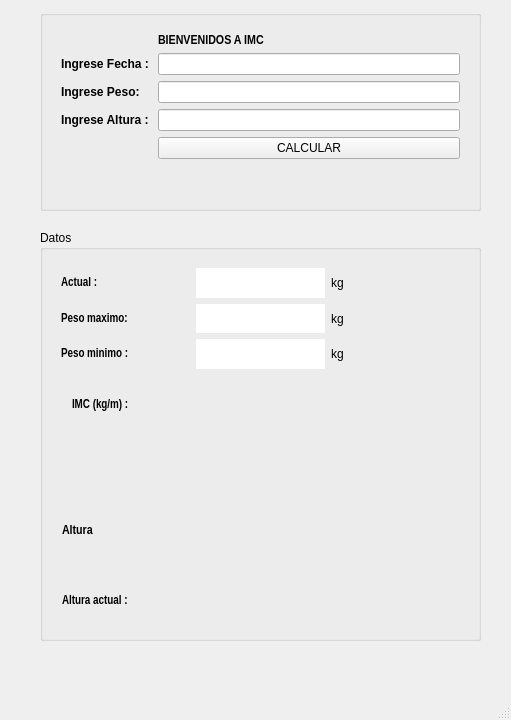
rainerpro/P59-EXAMEN-IMC, file imc.ui: the form before one commit.
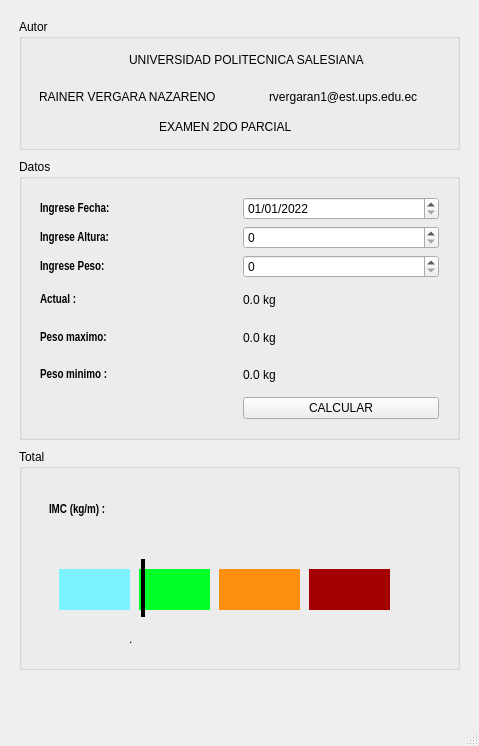
The form after the commit.

```diff
--- a/imc.ui
+++ b/imc.ui
@@ -6,110 +6,177 @@
    <rect>
     <x>0</x>
     <y>0</y>
-    <width>511</width>
-    <height>720</height>
+    <width>479</width>
+    <height>746</height>
    </rect>
   </property>
   <property name="windowTitle">
    <string>imc</string>
   </property>
   <widget class="QWidget" name="centralwidget">
+   <layout class="QGridLayout" name="gridLayout_4">
+    <item row="0" column="0">
    <widget class="QWidget" name="widget" native="true">
+      <widget class="QGroupBox" name="groupBox_2">
     <property name="geometry">
      <rect>
-      <x>20</x>
-      <y>0</y>
-      <width>481</width>
-      <height>671</height>
-     </rect>
-    </property>
-    <widget class="QGroupBox" name="groupBox">
-     <property name="geometry">
-      <rect>
-       <x>20</x>
-       <y>10</y>
+         <x>10</x>
+         <y>150</y>
        <width>441</width>
-       <height>201</height>
+         <height>281</height>
       </rect>
      </property>
      <property name="title">
-      <string/>
-     </property>
-     <layout class="QGridLayout" name="gridLayout_3">
+        <string>Datos </string>
+       </property>
+       <layout class="QGridLayout" name="gridLayout">
       <item row="0" column="0">
-       <widget class="QWidget" name="widget_6" native="true">
-        <layout class="QFormLayout" name="formLayout_3">
+         <widget class="QWidget" name="widget_3" native="true">
+          <layout class="QGridLayout" name="gridLayout_2">
+           <item row="0" column="0">
+            <widget class="QLabel" name="label_9">
+             <property name="font">
+              <font>
+               <family>Arial Narrow</family>
+               <pointsize>9</pointsize>
+               <weight>75</weight>
+               <bold>true</bold>
+              </font>
+             </property>
+             <property name="text">
+              <string>Ingrese Fecha:</string>
+             </property>
+            </widget>
+           </item>
          <item row="0" column="1">
+            <widget class="QDateEdit" name="intFecha">
+             <property name="dateTime">
+              <datetime>
+               <hour>0</hour>
+               <minute>0</minute>
+               <second>0</second>
+               <year>2022</year>
+               <month>1</month>
+               <day>1</day>
+              </datetime>
+             </property>
+             <property name="displayFormat">
+              <string>dd/MM/yyyy</string>
+             </property>
+            </widget>
+           </item>
+           <item row="1" column="0">
+            <widget class="QLabel" name="label_10">
+             <property name="font">
+              <font>
+               <family>Arial Narrow</family>
+               <pointsize>9</pointsize>
+               <weight>75</weight>
+               <bold>true</bold>
+              </font>
+             </property>
+             <property name="text">
+              <string>Ingrese Altura:</string>
+             </property>
+            </widget>
+           </item>
+           <item row="1" column="1">
+            <widget class="QSpinBox" name="intEstatura">
+             <property name="maximum">
+              <number>300</number>
+             </property>
+            </widget>
+           </item>
+           <item row="2" column="0">
           <widget class="QLabel" name="label_11">
            <property name="font">
             <font>
              <family>Arial Narrow</family>
-             <pointsize>10</pointsize>
-             <weight>75</weight>
-             <bold>true</bold>
-            </font>
-           </property>
-           <property name="text">
-            <string>BIENVENIDOS A IMC</string>
-           </property>
-          </widget>
-         </item>
-         <item row="1" column="0">
-          <widget class="QLabel" name="label_12">
-           <property name="font">
-            <font>
-             <family>Arial</family>
              <pointsize>9</pointsize>
              <weight>75</weight>
              <bold>true</bold>
             </font>
            </property>
            <property name="text">
-            <string>Ingrese Fecha :</string>
-           </property>
-          </widget>
-         </item>
-         <item row="1" column="1">
-          <widget class="QLineEdit" name="lineEdit_4"/>
-         </item>
-         <item row="2" column="0">
-          <widget class="QLabel" name="label_13">
-           <property name="font">
-            <font>
-             <family>Arial</family>
-             <pointsize>9</pointsize>
-             <weight>75</weight>
-             <bold>true</bold>
-            </font>
-           </property>
-           <property name="text">
-            <string>Ingrese Peso: </string>
+              <string>Ingrese Peso:</string>
            </property>
           </widget>
          </item>
          <item row="2" column="1">
-          <widget class="QLineEdit" name="lineEdit_5"/>
+            <widget class="QSpinBox" name="intPeso">
+             <property name="maximum">
+              <number>400</number>
+             </property>
+            </widget>
          </item>
          <item row="3" column="0">
-          <widget class="QLabel" name="label_14">
+            <widget class="QLabel" name="label_5">
            <property name="font">
             <font>
-             <family>Arial</family>
+               <family>Arial Narrow</family>
              <pointsize>9</pointsize>
              <weight>75</weight>
              <bold>true</bold>
             </font>
            </property>
            <property name="text">
-            <string>Ingrese Altura : </string>
+              <string>Actual :</string>
            </property>
           </widget>
          </item>
          <item row="3" column="1">
-          <widget class="QLineEdit" name="lineEdit_6"/>
+            <widget class="QLabel" name="outPA">
+             <property name="text">
+              <string>0.0 kg</string>
+             </property>
+            </widget>
+           </item>
+           <item row="4" column="0">
+            <widget class="QLabel" name="label_6">
+             <property name="font">
+              <font>
+               <family>Arial Narrow</family>
+               <pointsize>9</pointsize>
+               <weight>75</weight>
+               <bold>true</bold>
+              </font>
+             </property>
+             <property name="text">
+              <string>Peso maximo: </string>
+             </property>
+            </widget>
          </item>
          <item row="4" column="1">
-          <widget class="QPushButton" name="pushButton_2">
+            <widget class="QLabel" name="outPM">
+             <property name="text">
+              <string>0.0 kg</string>
+             </property>
+            </widget>
+           </item>
+           <item row="5" column="0">
+            <widget class="QLabel" name="label_7">
+             <property name="font">
+              <font>
+               <family>Arial Narrow</family>
+               <pointsize>9</pointsize>
+               <weight>75</weight>
+               <bold>true</bold>
+              </font>
+             </property>
+             <property name="text">
+              <string>Peso minimo :</string>
+             </property>
+            </widget>
+           </item>
+           <item row="5" column="1">
+            <widget class="QLabel" name="outPMIN">
+             <property name="text">
+              <string>0.0 kg</string>
+             </property>
+            </widget>
+           </item>
+           <item row="6" column="1">
+            <widget class="QPushButton" name="btCalcular">
            <property name="text">
             <string>CALCULAR</string>
            </property>
@@ -120,21 +187,27 @@
       </item>
      </layout>
     </widget>
-    <widget class="QGroupBox" name="groupBox_2">
+      <widget class="QGroupBox" name="groupBox_3">
      <property name="geometry">
       <rect>
-       <x>20</x>
-       <y>230</y>
+         <x>10</x>
+         <y>440</y>
        <width>441</width>
-       <height>411</height>
+         <height>221</height>
       </rect>
      </property>
      <property name="title">
-      <string>Datos </string>
-     </property>
-     <layout class="QGridLayout" name="gridLayout_2">
-      <item row="1" column="0">
+        <string>Total</string>
+       </property>
        <widget class="QWidget" name="widget_5" native="true">
+        <property name="geometry">
+         <rect>
+          <x>10</x>
+          <y>40</y>
+          <width>413</width>
+          <height>171</height>
+         </rect>
+        </property>
         <widget class="QLabel" name="label">
          <property name="geometry">
           <rect>
@@ -156,12 +229,107 @@
           <string>IMC (kg/m) : </string>
          </property>
         </widget>
-        <widget class="QLabel" name="outTotal">
+        <widget class="QWidget" name="widget_6" native="true">
+         <property name="geometry">
+          <rect>
+           <x>20</x>
+           <y>70</y>
+           <width>347</width>
+           <height>61</height>
+          </rect>
+         </property>
+         <widget class="QWidget" name="widget_7" native="true">
+          <property name="geometry">
+           <rect>
+            <x>10</x>
+            <y>10</y>
+            <width>71</width>
+            <height>41</height>
+           </rect>
+          </property>
+          <property name="styleSheet">
+           <string notr="true">background-color: rgb(124, 242, 255);</string>
+          </property>
+         </widget>
+         <widget class="Line" name="outLinea">
+          <property name="geometry">
+           <rect>
+            <x>92</x>
+            <y>0</y>
+            <width>4</width>
+            <height>58</height>
+           </rect>
+          </property>
+          <property name="minimumSize">
+           <size>
+            <width>0</width>
+            <height>58</height>
+           </size>
+          </property>
+          <property name="maximumSize">
+           <size>
+            <width>4</width>
+            <height>46</height>
+           </size>
+          </property>
+          <property name="styleSheet">
+           <string notr="true">background-color: rgb(0, 0, 0);</string>
+          </property>
+          <property name="orientation">
+           <enum>Qt::Vertical</enum>
+          </property>
+         </widget>
+         <widget class="QWidget" name="widget_8" native="true">
+          <property name="geometry">
+           <rect>
+            <x>90</x>
+            <y>10</y>
+            <width>71</width>
+            <height>41</height>
+           </rect>
+          </property>
+          <property name="styleSheet">
+           <string notr="true">background-color: rgb(0, 255, 38);</string>
+          </property>
+         </widget>
+         <widget class="QWidget" name="widget_9" native="true">
+          <property name="geometry">
+           <rect>
+            <x>170</x>
+            <y>10</y>
+            <width>81</width>
+            <height>41</height>
+           </rect>
+          </property>
+          <property name="styleSheet">
+           <string notr="true">background-color: rgb(255, 143, 15);</string>
+          </property>
+         </widget>
+         <widget class="QWidget" name="widget_10" native="true">
+          <property name="geometry">
+           <rect>
+            <x>260</x>
+            <y>10</y>
+            <width>81</width>
+            <height>41</height>
+           </rect>
+          </property>
+          <property name="styleSheet">
+           <string notr="true">background-color: rgb(162, 0, 3);</string>
+          </property>
+         </widget>
+         <zorder>widget_10</zorder>
+         <zorder>widget_7</zorder>
+         <zorder>widget_8</zorder>
+         <zorder>widget_9</zorder>
+         <zorder>outLinea</zorder>
+        </widget>
+        <widget class="QLabel" name="outTIMC">
          <property name="geometry">
           <rect>
            <x>100</x>
            <y>10</y>
-           <width>55</width>
+           <width>188</width>
            <height>16</height>
           </rect>
          </property>
@@ -172,189 +340,93 @@
         <widget class="QLabel" name="outimc">
          <property name="geometry">
           <rect>
+           <x>100</x>
+           <y>140</y>
+           <width>231</width>
+           <height>20</height>
+          </rect>
+         </property>
+         <property name="text">
+          <string>.</string>
+         </property>
+        </widget>
+       </widget>
+      </widget>
+      <widget class="QGroupBox" name="groupBox">
+       <property name="geometry">
+        <rect>
+         <x>10</x>
+         <y>10</y>
+         <width>441</width>
+         <height>131</height>
+        </rect>
+       </property>
+       <property name="title">
+        <string>Autor</string>
+       </property>
+       <widget class="QLabel" name="label_2">
+        <property name="geometry">
+         <rect>
            <x>110</x>
-           <y>80</y>
+          <y>20</y>
+          <width>241</width>
+          <height>41</height>
+         </rect>
+        </property>
+        <property name="text">
+         <string>UNIVERSIDAD POLITECNICA SALESIANA </string>
+        </property>
+       </widget>
+       <widget class="QLabel" name="label_3">
+        <property name="geometry">
+         <rect>
+          <x>20</x>
+          <y>70</y>
+          <width>181</width>
+          <height>16</height>
+         </rect>
+        </property>
+        <property name="text">
+         <string>RAINER VERGARA NAZARENO </string>
+        </property>
+       </widget>
+       <widget class="QLabel" name="label_4">
+        <property name="geometry">
+         <rect>
+          <x>250</x>
+          <y>70</y>
            <width>161</width>
-           <height>21</height>
+          <height>16</height>
           </rect>
          </property>
          <property name="text">
-          <string/>
-         </property>
-        </widget>
-       </widget>
-      </item>
-      <item row="0" column="0">
-       <widget class="QWidget" name="widget_3" native="true">
-        <layout class="QGridLayout" name="gridLayout">
-         <item row="0" column="1">
-          <widget class="QLabel" name="outAP">
-           <property name="styleSheet">
-            <string notr="true">background-color: rgb(255, 255, 255);</string>
-           </property>
-           <property name="text">
-            <string/>
-           </property>
-          </widget>
-         </item>
-         <item row="2" column="0">
-          <widget class="QLabel" name="label_7">
-           <property name="font">
-            <font>
-             <family>Arial Narrow</family>
-             <pointsize>9</pointsize>
-             <weight>75</weight>
-             <bold>true</bold>
-            </font>
-           </property>
-           <property name="text">
-            <string>Peso minimo :</string>
-           </property>
-          </widget>
-         </item>
-         <item row="2" column="1">
-          <widget class="QLabel" name="outPMIN">
-           <property name="styleSheet">
-            <string notr="true">background-color: rgb(255, 255, 255);</string>
-           </property>
-           <property name="text">
-            <string/>
-           </property>
-          </widget>
-         </item>
-         <item row="1" column="0">
-          <widget class="QLabel" name="label_6">
-           <property name="font">
-            <font>
-             <family>Arial Narrow</family>
-             <pointsize>9</pointsize>
-             <weight>75</weight>
-             <bold>true</bold>
-            </font>
-           </property>
-           <property name="text">
-            <string>Peso maximo: </string>
-           </property>
-          </widget>
-         </item>
-         <item row="2" column="2">
-          <widget class="QLabel" name="label_10">
-           <property name="text">
-            <string>kg</string>
-           </property>
-          </widget>
-         </item>
-         <item row="0" column="0">
-          <widget class="QLabel" name="label_5">
-           <property name="font">
-            <font>
-             <family>Arial Narrow</family>
-             <pointsize>9</pointsize>
-             <weight>75</weight>
-             <bold>true</bold>
-            </font>
-           </property>
-           <property name="text">
-            <string>Actual :</string>
-           </property>
-          </widget>
-         </item>
-         <item row="1" column="2">
-          <widget class="QLabel" name="label_9">
-           <property name="text">
-            <string>kg</string>
-           </property>
-          </widget>
-         </item>
-         <item row="1" column="1">
-          <widget class="QLabel" name="outPM">
-           <property name="styleSheet">
-            <string notr="true">background-color: rgb(255, 255, 255);</string>
-           </property>
-           <property name="text">
-            <string/>
-           </property>
-          </widget>
-         </item>
-         <item row="0" column="2">
+         <string>rvergaran1@est.ups.edu.ec</string>
+        </property>
+       </widget>
           <widget class="QLabel" name="label_8">
-           <property name="text">
-            <string>kg</string>
-           </property>
-          </widget>
-         </item>
-        </layout>
-       </widget>
-      </item>
-      <item row="2" column="0">
-       <widget class="QWidget" name="widget_4" native="true">
-        <widget class="QLabel" name="label_2">
          <property name="geometry">
           <rect>
-           <x>10</x>
-           <y>10</y>
-           <width>81</width>
-           <height>21</height>
-          </rect>
-         </property>
-         <property name="font">
-          <font>
-           <family>Arial Narrow</family>
-           <pointsize>10</pointsize>
-           <weight>75</weight>
-           <bold>true</bold>
-          </font>
-         </property>
-         <property name="text">
-          <string>Altura</string>
-         </property>
-        </widget>
-        <widget class="QLabel" name="label_3">
-         <property name="geometry">
-          <rect>
-           <x>10</x>
-           <y>80</y>
-           <width>101</width>
-           <height>21</height>
-          </rect>
-         </property>
-         <property name="font">
-          <font>
-           <family>Arial Narrow</family>
-           <pointsize>9</pointsize>
-           <weight>75</weight>
-           <bold>true</bold>
-          </font>
-         </property>
-         <property name="text">
-          <string>Altura actual : </string>
-         </property>
-        </widget>
-        <widget class="QLabel" name="outAltura">
-         <property name="geometry">
-          <rect>
-           <x>340</x>
-           <y>80</y>
-           <width>55</width>
+          <x>140</x>
+          <y>100</y>
+          <width>141</width>
            <height>16</height>
           </rect>
          </property>
          <property name="text">
-          <string/>
+         <string>EXAMEN 2DO PARCIAL</string>
          </property>
         </widget>
        </widget>
-      </item>
-     </layout>
-    </widget>
-   </widget>
+     </widget>
+    </item>
+   </layout>
   </widget>
   <widget class="QMenuBar" name="menubar">
    <property name="geometry">
     <rect>
      <x>0</x>
      <y>0</y>
-     <width>511</width>
+     <width>479</width>
      <height>25</height>
     </rect>
    </property>
```
Lines whose indentation alone changed are shown as unchanged.
